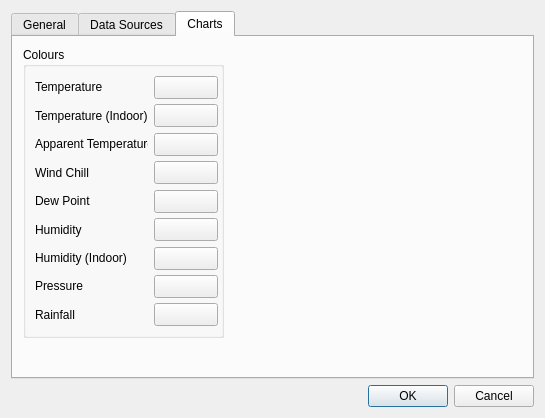
Above: desktop/settingsdialog.ui from davidrg/zxweather before the change. Below: the same form after it.
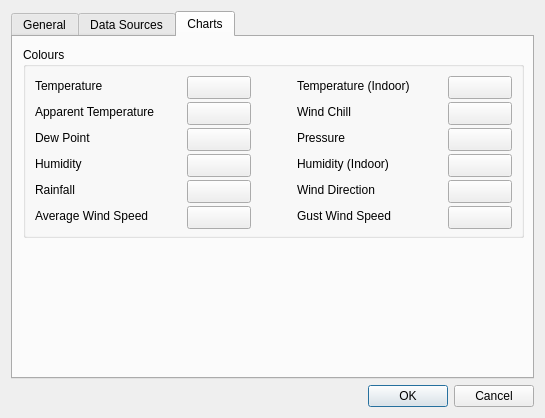
That is the form after the change. The open tabs and pages were chosen to show the change. Icons and pictures are not drawn. Custom widgets are drawn as their Qt base class.

Commit message: Added the ability to plot average and gust wind speeds and direction.

```diff
--- a/desktop/settingsdialog.ui
+++ b/desktop/settingsdialog.ui
@@ -514,23 +514,23 @@
         <rect>
          <x>10</x>
          <y>10</y>
-         <width>201</width>
-         <height>291</height>
+         <width>501</width>
+         <height>191</height>
         </rect>
        </property>
        <property name="title">
         <string>Colours</string>
        </property>
-       <layout class="QFormLayout" name="formLayout_4">
-        <item row="0" column="0">
-         <widget class="QLabel" name="label">
+       <layout class="QGridLayout" name="gridLayout_7">
+        <item row="9" column="3">
+         <widget class="QLabel" name="label_19">
           <property name="text">
-           <string>Temperature</string>
+           <string>Gust Wind Speed</string>
           </property>
          </widget>
         </item>
-        <item row="0" column="1">
-         <widget class="QtColorButton" name="qcpTemperature">
+        <item row="8" column="4">
+         <widget class="QtColorButton" name="qcpWindDirection">
           <property name="minimumSize">
            <size>
             <width>64</width>
@@ -551,93 +551,64 @@
           </property>
          </widget>
         </item>
-        <item row="1" column="0">
+        <item row="9" column="4">
+         <widget class="QtColorButton" name="qcpGustWindSpeed">
+          <property name="minimumSize">
+           <size>
+            <width>64</width>
+            <height>23</height>
+           </size>
+          </property>
+          <property name="maximumSize">
+           <size>
+            <width>64</width>
+            <height>23</height>
+           </size>
+          </property>
+          <property name="whatsThis">
+           <string>Default colour to draw rainfall lines with in charts.</string>
+          </property>
+          <property name="text">
+           <string/>
+          </property>
+         </widget>
+        </item>
+        <item row="8" column="3">
+         <widget class="QLabel" name="label_18">
+          <property name="text">
+           <string>Wind Direction</string>
+          </property>
+         </widget>
+        </item>
+        <item row="5" column="1">
+         <widget class="QtColorButton" name="qcpHumidity">
+          <property name="minimumSize">
+           <size>
+            <width>64</width>
+            <height>23</height>
+           </size>
+          </property>
+          <property name="maximumSize">
+           <size>
+            <width>64</width>
+            <height>23</height>
+           </size>
+          </property>
+          <property name="whatsThis">
+           <string>Default colour to draw outdoor humidity lines with in charts.</string>
+          </property>
+          <property name="text">
+           <string/>
+          </property>
+         </widget>
+        </item>
+        <item row="0" column="3">
          <widget class="QLabel" name="label_2">
           <property name="text">
            <string>Temperature (Indoor)</string>
           </property>
          </widget>
         </item>
-        <item row="1" column="1">
-         <widget class="QtColorButton" name="qcpIndoorTemperature">
-          <property name="minimumSize">
-           <size>
-            <width>64</width>
-            <height>23</height>
-           </size>
-          </property>
-          <property name="maximumSize">
-           <size>
-            <width>64</width>
-            <height>23</height>
-           </size>
-          </property>
-          <property name="whatsThis">
-           <string>Default colour to draw indoor temperature lines with in charts.</string>
-          </property>
-          <property name="text">
-           <string/>
-          </property>
-         </widget>
-        </item>
-        <item row="2" column="0">
-         <widget class="QLabel" name="label_8">
-          <property name="text">
-           <string>Apparent Temperature</string>
-          </property>
-         </widget>
-        </item>
-        <item row="2" column="1">
-         <widget class="QtColorButton" name="qcpApparentTemperature">
-          <property name="minimumSize">
-           <size>
-            <width>64</width>
-            <height>23</height>
-           </size>
-          </property>
-          <property name="maximumSize">
-           <size>
-            <width>64</width>
-            <height>23</height>
-           </size>
-          </property>
-          <property name="whatsThis">
-           <string>Default colour to draw apparent temperature lines with in charts.</string>
-          </property>
-          <property name="text">
-           <string/>
-          </property>
-         </widget>
-        </item>
-        <item row="3" column="0">
-         <widget class="QLabel" name="label_9">
-          <property name="text">
-           <string>Wind Chill</string>
-          </property>
-         </widget>
-        </item>
-        <item row="3" column="1">
-         <widget class="QtColorButton" name="qcpWindChill">
-          <property name="minimumSize">
-           <size>
-            <width>64</width>
-            <height>23</height>
-           </size>
-          </property>
-          <property name="maximumSize">
-           <size>
-            <width>64</width>
-            <height>23</height>
-           </size>
-          </property>
-          <property name="whatsThis">
-           <string>Default colour to draw wind chill lines with in charts.</string>
-          </property>
-          <property name="text">
-           <string/>
-          </property>
-         </widget>
-        </item>
         <item row="4" column="0">
          <widget class="QLabel" name="label_10">
           <property name="text">
@@ -645,8 +616,15 @@
           </property>
          </widget>
         </item>
-        <item row="4" column="1">
-         <widget class="QtColorButton" name="qcpDewPoint">
+        <item row="2" column="0">
+         <widget class="QLabel" name="label_8">
+          <property name="text">
+           <string>Apparent Temperature</string>
+          </property>
+         </widget>
+        </item>
+        <item row="0" column="4">
+         <widget class="QtColorButton" name="qcpIndoorTemperature">
           <property name="minimumSize">
            <size>
             <width>64</width>
@@ -667,6 +645,13 @@
           </property>
          </widget>
         </item>
+        <item row="8" column="0">
+         <widget class="QLabel" name="label_14">
+          <property name="text">
+           <string>Rainfall</string>
+          </property>
+         </widget>
+        </item>
         <item row="5" column="0">
          <widget class="QLabel" name="label_11">
           <property name="text">
@@ -674,8 +659,8 @@
           </property>
          </widget>
         </item>
-        <item row="5" column="1">
-         <widget class="QtColorButton" name="qcpHumidity">
+        <item row="8" column="1">
+         <widget class="QtColorButton" name="qcpRainfall">
           <property name="minimumSize">
            <size>
             <width>64</width>
@@ -696,14 +681,58 @@
           </property>
          </widget>
         </item>
-        <item row="6" column="0">
-         <widget class="QLabel" name="label_12">
+        <item row="4" column="4">
+         <widget class="QtColorButton" name="qcpPressure">
+          <property name="minimumSize">
+           <size>
+            <width>64</width>
+            <height>23</height>
+           </size>
+          </property>
+          <property name="maximumSize">
+           <size>
+            <width>64</width>
+            <height>23</height>
+           </size>
+          </property>
+          <property name="whatsThis">
+           <string>Default colour to draw pressure lines with in charts.</string>
+          </property>
           <property name="text">
-           <string>Humidity (Indoor)</string>
+           <string/>
           </property>
          </widget>
         </item>
-        <item row="6" column="1">
+        <item row="2" column="3">
+         <widget class="QLabel" name="label_9">
+          <property name="text">
+           <string>Wind Chill</string>
+          </property>
+         </widget>
+        </item>
+        <item row="9" column="1">
+         <widget class="QtColorButton" name="qcpAverageWindSpeed">
+          <property name="minimumSize">
+           <size>
+            <width>64</width>
+            <height>23</height>
+           </size>
+          </property>
+          <property name="maximumSize">
+           <size>
+            <width>64</width>
+            <height>23</height>
+           </size>
+          </property>
+          <property name="whatsThis">
+           <string>Default colour to draw rainfall lines with in charts.</string>
+          </property>
+          <property name="text">
+           <string/>
+          </property>
+         </widget>
+        </item>
+        <item row="5" column="4">
          <widget class="QtColorButton" name="qcpIndoorHumidity">
           <property name="minimumSize">
            <size>
@@ -725,15 +754,37 @@
           </property>
          </widget>
         </item>
-        <item row="7" column="0">
+        <item row="4" column="1">
+         <widget class="QtColorButton" name="qcpDewPoint">
+          <property name="minimumSize">
+           <size>
+            <width>64</width>
+            <height>23</height>
+           </size>
+          </property>
+          <property name="maximumSize">
+           <size>
+            <width>64</width>
+            <height>23</height>
+           </size>
+          </property>
+          <property name="whatsThis">
+           <string>Default colour to draw dew point lines with in charts.</string>
+          </property>
+          <property name="text">
+           <string/>
+          </property>
+         </widget>
+        </item>
+        <item row="4" column="3">
          <widget class="QLabel" name="label_13">
           <property name="text">
            <string>Pressure</string>
           </property>
          </widget>
         </item>
-        <item row="7" column="1">
-         <widget class="QtColorButton" name="qcpPressure">
+        <item row="2" column="4">
+         <widget class="QtColorButton" name="qcpWindChill">
           <property name="minimumSize">
            <size>
             <width>64</width>
@@ -754,15 +805,30 @@
           </property>
          </widget>
         </item>
-        <item row="8" column="0">
-         <widget class="QLabel" name="label_14">
+        <item row="2" column="1">
+         <widget class="QtColorButton" name="qcpApparentTemperature">
+          <property name="minimumSize">
+           <size>
+            <width>64</width>
+            <height>23</height>
+           </size>
+          </property>
+          <property name="maximumSize">
+           <size>
+            <width>64</width>
+            <height>23</height>
+           </size>
+          </property>
+          <property name="whatsThis">
+           <string>Default colour to draw apparent temperature lines with in charts.</string>
+          </property>
           <property name="text">
-           <string>Rainfall</string>
+           <string/>
           </property>
          </widget>
         </item>
-        <item row="8" column="1">
-         <widget class="QtColorButton" name="qcpRainfall">
+        <item row="0" column="1">
+         <widget class="QtColorButton" name="qcpTemperature">
           <property name="minimumSize">
            <size>
             <width>64</width>
@@ -783,6 +849,43 @@
           </property>
          </widget>
         </item>
+        <item row="0" column="0">
+         <widget class="QLabel" name="label">
+          <property name="text">
+           <string>Temperature</string>
+          </property>
+         </widget>
+        </item>
+        <item row="5" column="3">
+         <widget class="QLabel" name="label_12">
+          <property name="text">
+           <string>Humidity (Indoor)</string>
+          </property>
+         </widget>
+        </item>
+        <item row="9" column="0">
+         <widget class="QLabel" name="label_17">
+          <property name="text">
+           <string>Average Wind Speed</string>
+          </property>
+         </widget>
+        </item>
+        <item row="0" column="2">
+         <spacer name="horizontalSpacer_3">
+          <property name="orientation">
+           <enum>Qt::Horizontal</enum>
+          </property>
+          <property name="sizeType">
+           <enum>QSizePolicy::Fixed</enum>
+          </property>
+          <property name="sizeHint" stdset="0">
+           <size>
+            <width>40</width>
+            <height>20</height>
+           </size>
+          </property>
+         </spacer>
+        </item>
        </layout>
       </widget>
      </widget>
```
Left out of the diff: 37 changed lines with no effect on the pictures. The commit also changes 14 other files.
